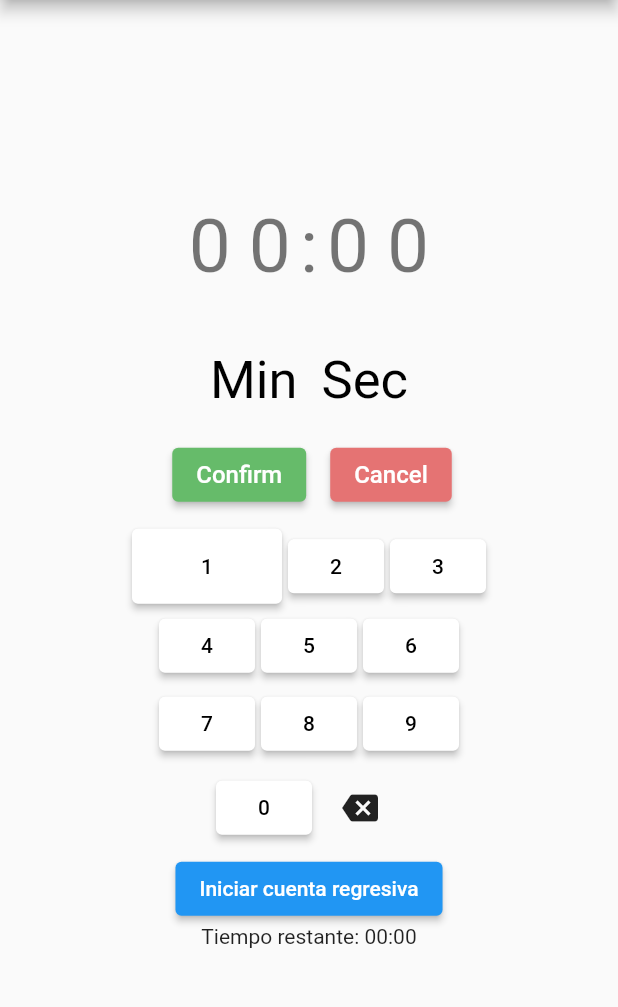
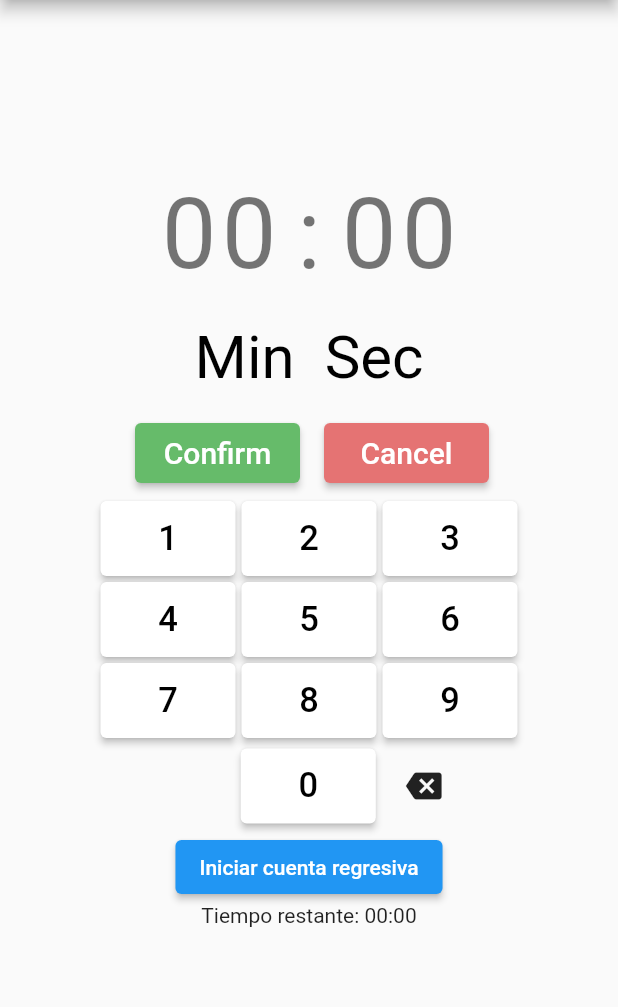
Before and after one commit to Frisopita/kabanta_app, a Flutter app: the ClockConfigScreen screen opened directly, on a phone screen of 412 x 824 dp, the part 84-1091 px from its top. Run offline on Flutter 3.47's test engine with Material 2 defaults, Android fonts, the phone set to English and light mode, and no system bars; our stand-ins replace flutter_blue_plus, permission_handler; missing offline and left inert: qr_code_scanner; Roboto replaces fonts that are missing (Crimson_Text).

Commit message:
clock running

```diff
--- a/lib/Pages/clock.dart
+++ b/lib/Pages/clock.dart
@@ -56,7 +56,6 @@ class _ClockConfigScreenState extends State<ClockConfigScreen> {
     });
   }
 
-
   void _updateTextFieldValue(String value) {
     final currentSeconds = _secondsController.text;
     final currentSeconds2 = _secondsController2.text;
@@ -72,8 +71,7 @@ class _ClockConfigScreenState extends State<ClockConfigScreen> {
         _secondsController2.text = currentSeconds;
         _secondsController.text = value;
       });
-    }
-    else if (currentMinutes.isEmpty) {
+    } else if (currentMinutes.isEmpty) {
       setState(() {
         _minutesController.text = value;
       });
@@ -84,7 +82,6 @@ class _ClockConfigScreenState extends State<ClockConfigScreen> {
       });
     }
   }
-
 
   void _deleteLastDigit() {
     final currentMinutes = _minutesController.text;
@@ -144,16 +141,16 @@ class _ClockConfigScreenState extends State<ClockConfigScreen> {
                   crossAxisAlignment: CrossAxisAlignment.center,
                   children: [
                     SizedBox(
-                      height: 90,
+                      height: 65,
                       width: 40,
+                      child: Center(
                         child: TextField(
                           controller: _minutesController2,
                           keyboardType: TextInputType.number,
-                        maxLength: 2,
+                          maxLength: 1,
                           style: numTime,
                           textAlign: TextAlign.center,
                           decoration: const InputDecoration(
-                          //labelText: 'Min',
                             hintText: '0',
                             hintStyle: numTime,
                             border: InputBorder.none,
@@ -163,17 +160,17 @@ class _ClockConfigScreenState extends State<ClockConfigScreen> {
                           enabled: false, // Deshabilitar el campo de texto
                         ),
                       ),
+                    ),
                     SizedBox(
-                      height: 90,
+                      height: 65,
                       width: 40,
                       child: TextField(
                         controller: _minutesController,
                         keyboardType: TextInputType.number,
-                        maxLength: 2,
+                        maxLength: 1,
                         style: numTime,
                         textAlign: TextAlign.center,
                         decoration: const InputDecoration(
-                          //labelText: 'Min',
                           hintText: '0',
                           hintStyle: numTime,
                           border: InputBorder.none,
@@ -185,9 +182,25 @@ class _ClockConfigScreenState extends State<ClockConfigScreen> {
                     ),
 
                     const SizedBox(
-                        height: 90, child: Text(':', style: numTime)),
+                      height: 65,
+                      width: 40,
+                      child: TextField(
+                        keyboardType: TextInputType.number,
+                        maxLength: 1,
+                        style: numTime,
+                        textAlign: TextAlign.center,
+                        decoration: InputDecoration(
+                          hintText: ':',
+                          hintStyle: numTime,
+                          border: InputBorder.none,
+                          focusedBorder: InputBorder.none,
+                          enabledBorder: InputBorder.none,
+                        ),
+                        enabled: false, // Deshabilitar el campo de texto
+                      ),
+                    ),
                     SizedBox(
-                      height: 90,
+                      height: 65,
                       width: 40,
                       child: TextField(
                         controller: _secondsController2,
@@ -196,7 +209,6 @@ class _ClockConfigScreenState extends State<ClockConfigScreen> {
                         style: numTime,
                         textAlign: TextAlign.center,
                         decoration: const InputDecoration(
-                          //labelText: 'Seg',
                           hintText: '0',
                           hintStyle: numTime,
                           border: InputBorder.none,
@@ -207,7 +219,7 @@ class _ClockConfigScreenState extends State<ClockConfigScreen> {
                       ),
                     ),
                     SizedBox(
-                      height: 90,
+                      height: 65,
                       width: 40,
                       child: TextField(
                         controller: _secondsController,
@@ -216,7 +228,6 @@ class _ClockConfigScreenState extends State<ClockConfigScreen> {
                         style: numTime,
                         textAlign: TextAlign.center,
                         decoration: const InputDecoration(
-                          //labelText: 'Seg',
                           hintText: '0',
                           hintStyle: numTime,
                           border: InputBorder.none,
@@ -226,20 +237,19 @@ class _ClockConfigScreenState extends State<ClockConfigScreen> {
                         enabled: false,
                       ),
                     ),
-
                   ],
                 ),
                 const Row(
                   children: [
                     Padding(
-                      padding: EdgeInsets.all(8),
+                      padding: EdgeInsets.fromLTRB(10, 0, 10, 10),
                       child: Text(
                         'Min',
                         style: nameTime,
                       ),
                     ),
                     Padding(
-                      padding: EdgeInsets.all(8),
+                      padding: EdgeInsets.fromLTRB(10, 0, 10, 10),
                       child: Text(
                         'Sec',
                         style: nameTime,
@@ -251,21 +261,29 @@ class _ClockConfigScreenState extends State<ClockConfigScreen> {
                   children: [
                     Padding(
                       padding: const EdgeInsets.all(10),
+                      child: SizedBox(
+                        height: 40,
+                        width: 110,
                         child: ElevatedButton(
                           style: ElevatedButton.styleFrom(
                               backgroundColor: confirmBbutt1,
                               foregroundColor: confirmFbutt1),
                           onPressed: () {
                             Navigator.of(context).pop(MaterialPageRoute(
-                            builder: (BuildContext context) => const DataPage(),
+                              builder: (BuildContext context) =>
+                                  const DataPage(),
                             ));
                           },
                           child: const Text('Confirm',
-                            style: TextStyle(fontSize: 16)),
+                              style: TextStyle(fontSize: 20)),
+                        ),
                       ),
                     ),
                     Padding(
                       padding: const EdgeInsets.all(6),
+                      child: SizedBox(
+                        height: 40,
+                        width: 110,
                         child: ElevatedButton(
                             style: ElevatedButton.styleFrom(
                                 backgroundColor: cancelBbutt2,
@@ -277,7 +295,8 @@ class _ClockConfigScreenState extends State<ClockConfigScreen> {
                               ));
                             },
                             child: const Text('Cancel',
-                              style: TextStyle(fontSize: 16))),
+                                style: TextStyle(fontSize: 20))),
+                      ),
                     ),
                   ],
                 ),
@@ -287,34 +306,51 @@ class _ClockConfigScreenState extends State<ClockConfigScreen> {
                       padding: const EdgeInsets.all(2),
                       child: SizedBox(
                         height: 50,
-                        width: 100,
+                        width: 90,
                         child: ElevatedButton(
                           style: ElevatedButton.styleFrom(
                               backgroundColor: colorbackbutt4,
                               foregroundColor: colorforebutt4),
                           onPressed: () => _updateTextFieldValue(1.toString()),
-                          child: Text(1.toString()),
+                          child: Text(
+                            1.toString(),
+                            style: TextStyle(fontSize: 23),
+                          ),
                         ),
                       ),
                     ),
                     Padding(
                       padding: const EdgeInsets.all(2),
+                      child: SizedBox(
+                        height: 50,
+                        width: 90,
                         child: ElevatedButton(
                           style: ElevatedButton.styleFrom(
                               backgroundColor: colorbackbutt4,
                               foregroundColor: colorforebutt4),
                           onPressed: () => _updateTextFieldValue(2.toString()),
-                        child: Text(2.toString()),
+                          child: Text(
+                            2.toString(),
+                            style: TextStyle(fontSize: 23),
+                          ),
+                        ),
                       ),
                     ),
                     Padding(
                       padding: const EdgeInsets.all(2),
+                      child: SizedBox(
+                        height: 50,
+                        width: 90,
                         child: ElevatedButton(
                           style: ElevatedButton.styleFrom(
                               backgroundColor: colorbackbutt4,
                               foregroundColor: colorforebutt4),
                           onPressed: () => _updateTextFieldValue(3.toString()),
-                        child: Text(3.toString()),
+                          child: Text(
+                            3.toString(),
+                            style: TextStyle(fontSize: 23),
+                          ),
+                        ),
                       ),
                     ),
                   ],
@@ -323,32 +359,53 @@ class _ClockConfigScreenState extends State<ClockConfigScreen> {
                   children: [
                     Padding(
                       padding: const EdgeInsets.all(2),
+                      child: SizedBox(
+                        height: 50,
+                        width: 90,
                         child: ElevatedButton(
                           style: ElevatedButton.styleFrom(
                               backgroundColor: colorbackbutt4,
                               foregroundColor: colorforebutt4),
                           onPressed: () => _updateTextFieldValue(4.toString()),
-                        child: Text(4.toString()),
+                          child: Text(
+                            4.toString(),
+                            style: TextStyle(fontSize: 23),
+                          ),
+                        ),
                       ),
                     ),
                     Padding(
                       padding: const EdgeInsets.all(2),
+                      child: SizedBox(
+                        height: 50,
+                        width: 90,
                         child: ElevatedButton(
                           style: ElevatedButton.styleFrom(
                               backgroundColor: colorbackbutt4,
                               foregroundColor: colorforebutt4),
                           onPressed: () => _updateTextFieldValue(5.toString()),
-                        child: Text(5.toString()),
+                          child: Text(
+                            5.toString(),
+                            style: TextStyle(fontSize: 23),
+                          ),
+                        ),
                       ),
                     ),
                     Padding(
                       padding: const EdgeInsets.all(2),
+                      child: SizedBox(
+                        height: 50,
+                        width: 90,
                         child: ElevatedButton(
                           style: ElevatedButton.styleFrom(
                               backgroundColor: colorbackbutt4,
                               foregroundColor: colorforebutt4),
                           onPressed: () => _updateTextFieldValue(6.toString()),
-                        child: Text(6.toString()),
+                          child: Text(
+                            6.toString(),
+                            style: TextStyle(fontSize: 23),
+                          ),
+                        ),
                       ),
                     ),
                   ],
@@ -357,46 +414,81 @@ class _ClockConfigScreenState extends State<ClockConfigScreen> {
                   children: [
                     Padding(
                       padding: const EdgeInsets.all(2),
+                      child: SizedBox(
+                        height: 50,
+                        width: 90,
                         child: ElevatedButton(
                           style: ElevatedButton.styleFrom(
                               backgroundColor: colorbackbutt4,
                               foregroundColor: colorforebutt4),
                           onPressed: () => _updateTextFieldValue(7.toString()),
-                        child: Text(7.toString()),
+                          child: Text(
+                            7.toString(),
+                            style: TextStyle(fontSize: 23),
+                          ),
+                        ),
                       ),
                     ),
                     Padding(
                       padding: const EdgeInsets.all(2),
+                      child: SizedBox(
+                        height: 50,
+                        width: 90,
                         child: ElevatedButton(
                           style: ElevatedButton.styleFrom(
                               backgroundColor: colorbackbutt4,
                               foregroundColor: colorforebutt4),
                           onPressed: () => _updateTextFieldValue(8.toString()),
-                        child: Text(8.toString()),
+                          child: Text(
+                            8.toString(),
+                            style: TextStyle(fontSize: 23),
+                          ),
+                        ),
                       ),
                     ),
                     Padding(
                       padding: const EdgeInsets.all(2),
+                      child: SizedBox(
+                        height: 50,
+                        width: 90,
                         child: ElevatedButton(
                           style: ElevatedButton.styleFrom(
                               backgroundColor: colorbackbutt4,
                               foregroundColor: colorforebutt4),
                           onPressed: () => _updateTextFieldValue(9.toString()),
-                        child: Text(9.toString()),
+                          child: Text(
+                            9.toString(),
+                            style: TextStyle(fontSize: 23),
+                          ),
+                        ),
                       ),
                     ),
                   ],
                 ),
                 Row(
                   children: [
+                    const Padding(
+                      padding: const EdgeInsets.all(2),
+                      child: SizedBox(
+                        height: 50,
+                        width: 55,
+                      ),
+                    ),
                     Padding(
                       padding: const EdgeInsets.all(2),
+                      child: SizedBox(
+                        height: 50,
+                        width: 90,
                         child: ElevatedButton(
                           style: ElevatedButton.styleFrom(
                               backgroundColor: colorbackbutt4,
                               foregroundColor: colorforebutt4),
                           onPressed: () => _updateTextFieldValue(0.toString()),
-                        child: Text(0.toString()),
+                          child: Text(
+                            0.toString(),
+                            style: TextStyle(fontSize: 23),
+                          ),
+                        ),
                       ),
                     ),
                     Padding(
@@ -411,7 +503,6 @@ class _ClockConfigScreenState extends State<ClockConfigScreen> {
                     ),
                   ],
                 ),
-
                 ElevatedButton(
                   onPressed: startCountdown,
                   child: const Text('Iniciar cuenta regresiva'),
--- a/lib/variables.dart
+++ b/lib/variables.dart
@@ -34,12 +34,12 @@ const TextStyle labelStyle = TextStyle(
 );
 
 const TextStyle nameTime = TextStyle(
-  fontSize: 35.0,
+  fontSize: 40.0,
   color: Colors.black,
 );
 
 const TextStyle numTime = TextStyle(
-  fontSize: 50.0,
+  fontSize: 65.0,
   color: Colors.black54,
 );
 
```
Lines whose indentation alone changed are shown as unchanged.
